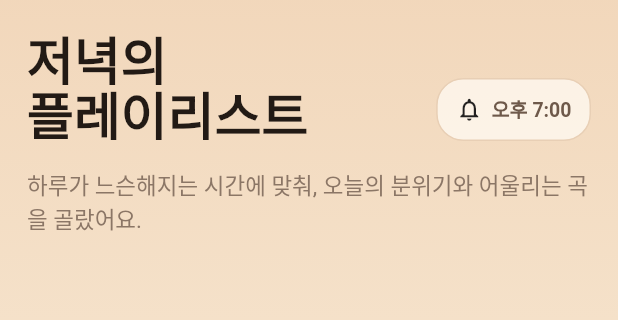
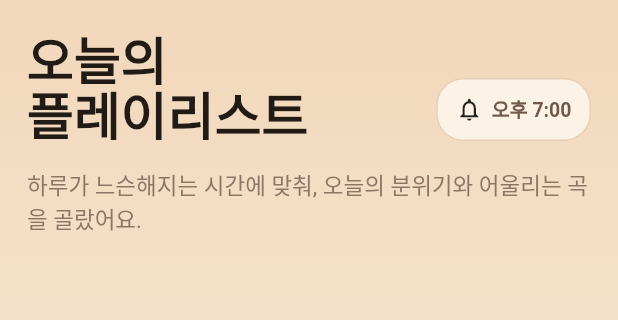
Before and after one commit to JinVibe/sw-maestro-ai-study, a Flutter app: the RecommendationPage screen opened directly, on a phone screen of 412 x 824 dp, the part 72-392 px from its top. Run offline on Flutter 3.47's test engine with Material 3 defaults, Android fonts, the phone set to English and light mode, and no system bars; our stand-ins replace flutter_local_notifications, flutter_riverpod, shared_preferences, timezone; accounts and stored records are empty.

Commit message:
chore: update playlist heading copy

```diff
--- a/flutter/lib/features/recommendation/presentation/recommendation_page.dart
+++ b/flutter/lib/features/recommendation/presentation/recommendation_page.dart
@@ -415,7 +415,7 @@ class _WarmHeader extends StatelessWidget {
       children: [
         Expanded(
           child: Text(
-            '저녁의\n플레이리스트',
+            '오늘의\n플레이리스트',
             style: Theme.of(context).textTheme.headlineLarge,
           ),
         ),
```
Also changed, not shown: 1 other file.
